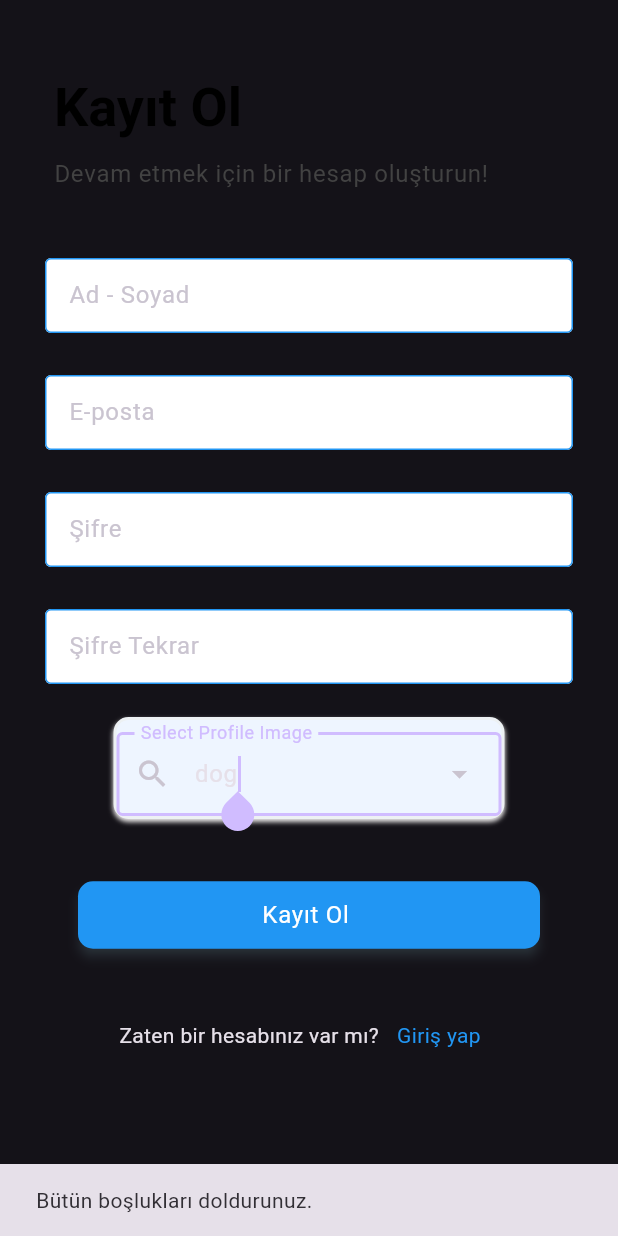
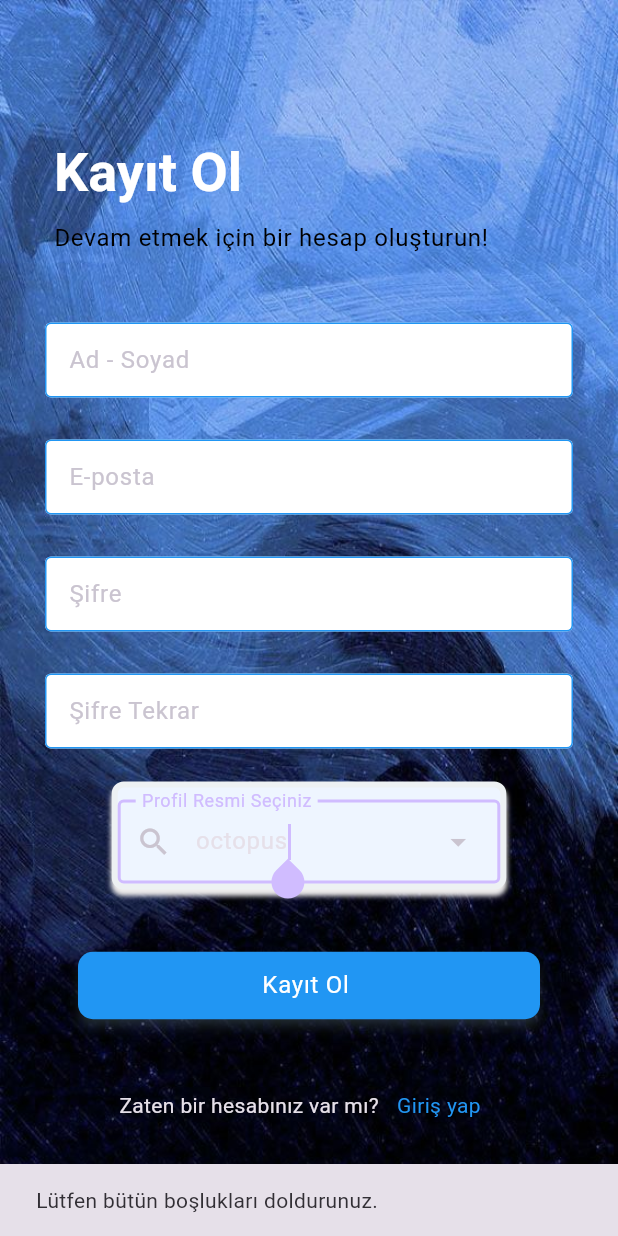
Before and after one commit to BerkErdgn/MotiX, a Flutter app: the RegisterPage screen opened directly, after a tap on "bear", after a tap on the "arrow drop up" icon, after a tap on "Kayıt Ol", on a phone screen of 412 x 824 dp. Run offline on Flutter 3.47's test engine with Material 3 defaults, Android fonts, the phone set to English and light mode, and no system bars; our stand-ins replace animated_splash_screen, cloud_firestore, curved_navigation_bar, firebase_auth, firebase_core, flutter_bloc and 5 more; accounts and stored records are empty.

Commit message:
register-page-final

```diff
--- a/lib/pages/register_page.dart
+++ b/lib/pages/register_page.dart
@@ -17,62 +17,79 @@
 }
 
 class RegisterPage extends StatefulWidget {
-
   @override
   State<RegisterPage> createState() => _RegisterPageState();
 }
 
 class _RegisterPageState extends State<RegisterPage> {
-
   final TextEditingController _controllerName = TextEditingController();
   final TextEditingController _controllerEmail = TextEditingController();
   final TextEditingController _controllerPassword = TextEditingController();
-  final TextEditingController _controllerVerifyPassword = TextEditingController();
+  final TextEditingController _controllerVerifyPassword =
+      TextEditingController();
   final TextEditingController _iconController = TextEditingController();
 
+  Future<void> signInWithEmailAndPassword() async {
+    try {
+      if (_controllerEmail.text.isNotEmpty &&
+          _controllerName.text.isNotEmpty &&
+          _controllerPassword.text.isNotEmpty &&
+          _controllerVerifyPassword.text.isNotEmpty) {
+        if (_controllerPassword.text == _controllerVerifyPassword.text) {
+          await Auth().createUserWithEmailAndPassword(
+              email: _controllerEmail.text, password: _controllerPassword.text);
 
-  Future<void> signInWithEmailAndPassword() async{
-
-    try{
-      if(_controllerEmail.text.isNotEmpty && _controllerName.text.isNotEmpty && _controllerPassword.text.isNotEmpty && _controllerVerifyPassword.text.isNotEmpty){
-        if(_controllerPassword.text == _controllerVerifyPassword.text){
-          await Auth().createUserWithEmailAndPassword(email: _controllerEmail.text, password: _controllerPassword.text);
-
-          var userId ="";
+          var userId = "";
           var userName = _controllerName.text;
           var userEmail = _controllerEmail.text;
           var profileIcon = _iconController.text;
-          context.read<RegisterCubit>().addUser(userId, userName, userEmail, profileIcon);
+          context
+              .read<RegisterCubit>()
+              .addUser(userId, userName, userEmail, profileIcon);
 
-          Navigator.push(context, MaterialPageRoute(builder:(context) {return const HomePage();}));
-        }else{
+          Navigator.push(context, MaterialPageRoute(builder: (context) {
+            return const HomePage();
+          }));
+        } else {
           setState(() {
-            ScaffoldMessenger.of(context).showSnackBar(SnackBar(content: Text("Şifreler uyuşmuyor")));
+            ScaffoldMessenger.of(context)
+                .showSnackBar(SnackBar(content: Text("Şifreler uyuşmuyor")));
           });
         }
-      }else{
+      } else {
         setState(() {
-          ScaffoldMessenger.of(context).showSnackBar(SnackBar(content: Text("Bütün boşlukları doldurunuz.")));
+          ScaffoldMessenger.of(context).showSnackBar(
+              SnackBar(content: Text("Lütfen bütün boşlukları doldurunuz.")));
         });
       }
-
-    }on FirebaseAuthException catch(e){
+    } on FirebaseAuthException catch (e) {
       setState(() {
-          ScaffoldMessenger.of(context).showSnackBar(SnackBar(content: Text("${e.message}")));
+        ScaffoldMessenger.of(context)
+            .showSnackBar(SnackBar(content: Text("${e.message}")));
       });
     }
   }
 
-
   @override
   Widget build(BuildContext context) {
     return Scaffold(
-
-          body: SingleChildScrollView(
-            child: SafeArea(
+      resizeToAvoidBottomInset: false,
+      body: Stack(
+        children: [
+          Positioned.fill(
+            child: Image.asset(
+              "assets/backgroundImages.jpg",
+              fit: BoxFit.cover,
+            ),
+          ),
+          SafeArea(
+            child: Center(
+              child: SingleChildScrollView(
                 child: Padding(
-                padding: const EdgeInsets.all(20),
+                  padding: const EdgeInsets.all(20.0),
                   child: Column(
+                    mainAxisAlignment: MainAxisAlignment.start,
+                    crossAxisAlignment: CrossAxisAlignment.center,
                     children: [
                       const SignUpText(),
                       InputField(
@@ -85,24 +102,33 @@
                         controller: _controllerEmail,
                       ),
                       InputField(
-                      labelText: 'Şifre',obscureText: true,
+                        labelText: 'Şifre',
+                        obscureText: true,
                         controller: _controllerPassword,
                       ),
                       InputField(
-                      labelText: 'Şifre Tekrar', obscureText: true,
+                        labelText: 'Şifre Tekrar',
+                        obscureText: true,
                         controller: _controllerVerifyPassword,
                       ),
-                    InputArea5(controller: _iconController,),
+                      InputArea5(
+                        controller: _iconController,
+                      ),
                       Padding(
-                      padding: EdgeInsets.all(32.0),
-                      child:
-                       RegisterButton( buttonText: ProjectText().registerButtonText,  functionEmailAndPassword: signInWithEmailAndPassword,)
+                        padding: const EdgeInsets.all(32.0),
+                        child: RegisterButton(
+                          buttonText: ProjectText().registerButtonText,
+                          functionEmailAndPassword: signInWithEmailAndPassword,
+                        ),
                       ),
                       const AlreadyHaveAccount(),
                     ],
                   ),
                 ),
               ),
+            ),
+          ),
+        ],
       ),
     );
   }
@@ -124,7 +150,7 @@
               padding: RegisterPadding.signUpTextBetweenPadding,
               child: Text(ProjectText().title,
                   style: Theme.of(context).textTheme.displaySmall!.copyWith(
-                        color: Colors.black,
+                        color: const Color.fromARGB(255, 255, 255, 255),
                         fontWeight: FontWeight.bold,
                       )),
             ),
@@ -133,7 +159,7 @@
               style: Theme.of(context)
                   .textTheme
                   .bodyLarge!
-                  .copyWith(color: Colors.grey[800]),
+                  .copyWith(color: const Color.fromARGB(255, 0, 0, 0)),
             ),
           ],
         ),
@@ -142,22 +168,17 @@
   }
 }
 
-
 class InputArea5 extends StatefulWidget {
   final TextEditingController controller;
 
-  const InputArea5(
-      {Key? key, required this.controller})
-      : super(key: key);
+  const InputArea5({Key? key, required this.controller}) : super(key: key);
 
   @override
   _InputArea5State createState() => _InputArea5State();
 }
 
 class _InputArea5State extends State<InputArea5> {
-
   ProfileLable? selectedIcon;
-
 
   @override
   Widget build(BuildContext context) {
@@ -169,14 +190,14 @@
         decoration: ShapeDecoration(
           color: Color(0xFFEEF5FF),
           shape: RoundedRectangleBorder(
-            side: const BorderSide(width: 2, color: Color(0xFFEDF1F3)),
-            borderRadius: BorderRadius.circular(10),
+            side: const BorderSide(width: 4, color: Color(0xFFEDF1F3)),
+            borderRadius: BorderRadius.circular(8),
           ),
           shadows: const [
             BoxShadow(
               color: Color(0xFFEEECEC),
               blurRadius: 2,
-              offset: Offset(0, 2),
+              offset: Offset(0, 4),
               spreadRadius: 0,
             )
           ],
@@ -186,7 +207,7 @@
           controller: widget.controller,
           requestFocusOnTap: true,
           leadingIcon: const Icon(Icons.search),
-          label: const Text('Select Profile Image'),
+          label: const Text('Profil Resmi Seçiniz'),
           onSelected: (ProfileLable? icon) {
             setState(() {
               selectedIcon = icon;
@@ -198,7 +219,11 @@
               return DropdownMenuEntry<ProfileLable>(
                 value: icon,
                 label: icon.label,
-                leadingIcon: SvgPicture.asset(icon.icon, width: 25, height: 25,),
+                leadingIcon: SvgPicture.asset(
+                  icon.icon,
+                  width: 25,
+                  height: 25,
+                ),
               );
             },
           ).toList(),
@@ -207,8 +232,6 @@
     );
   }
 }
-
-
 
 class AlreadyHaveAccount extends StatelessWidget {
   const AlreadyHaveAccount({Key? key}) : super(key: key);
@@ -222,7 +245,7 @@
             style: Theme.of(context).textTheme.bodyMedium),
         TextButton(
             onPressed: () {
-               Navigator.push(context, MaterialPageRoute(builder: (context){
+              Navigator.push(context, MaterialPageRoute(builder: (context) {
                 return LoginPage();
               }));
             },
@@ -236,7 +259,6 @@
   }
 }
 
-
 class RegisterPadding {
   static EdgeInsets inputPaddingSymmetric =
       const EdgeInsets.symmetric(horizontal: 10, vertical: 14);
```
Also changed, not shown: pubspec.lock. Lines whose indentation alone changed are shown as unchanged.
